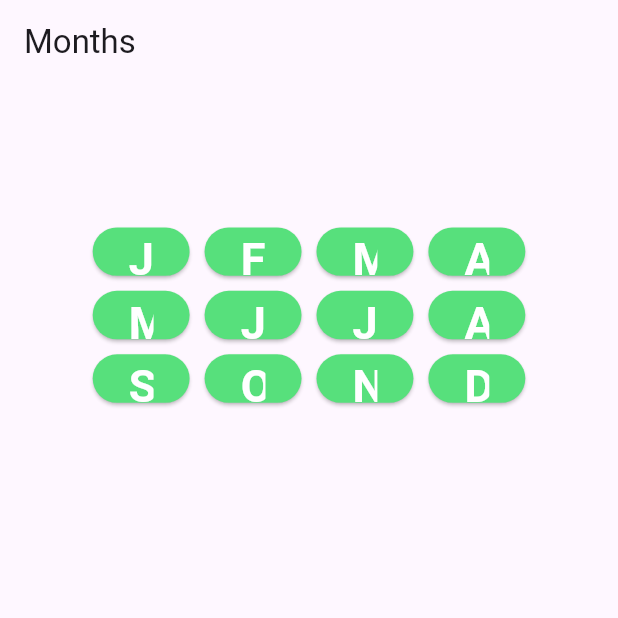
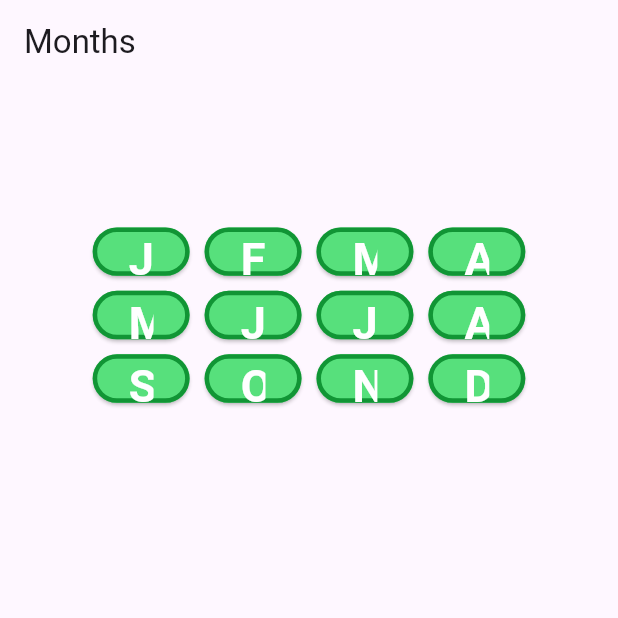
Before and after one commit to emmaframpton/Call-Companion, a Flutter app: the screen it shows after launch, on a phone screen of 412 x 824 dp, the top half of it. Run offline on Flutter 3.47's test engine with Material 3 defaults, Android fonts, the phone set to English and light mode, and no system bars.

Commit message:
green outline for buttons

```diff
--- a/lib/main.dart
+++ b/lib/main.dart
@@ -62,6 +62,13 @@
                 },
                 style: ElevatedButton.styleFrom(
                   backgroundColor: selectedMonth == index ? Color.fromARGB(255, 150, 245, 124) : Color.fromARGB(255, 87, 224, 124),
+                  shape: RoundedRectangleBorder(
+                    borderRadius: BorderRadius.circular(20),
+                    side: const BorderSide(
+                      color: Color.fromARGB(255, 17, 149, 53),
+                      width: 3.0,
+                      )
+                  )
                 ),
                 child: Text(
                   monthsList[index],
```
